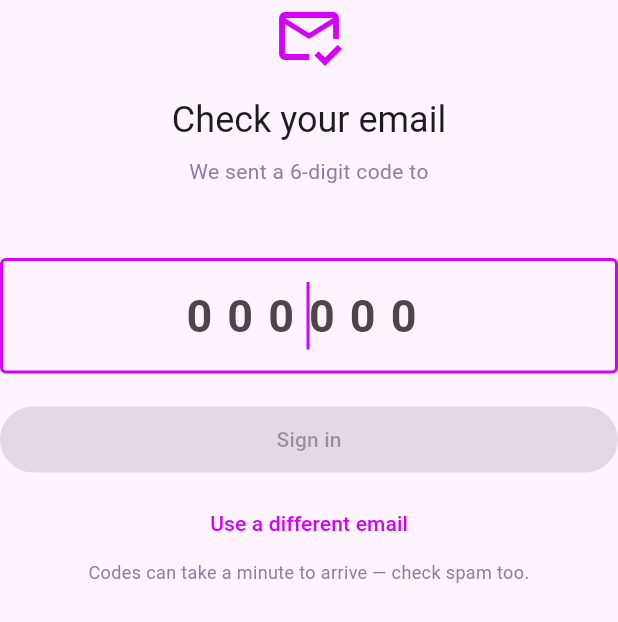
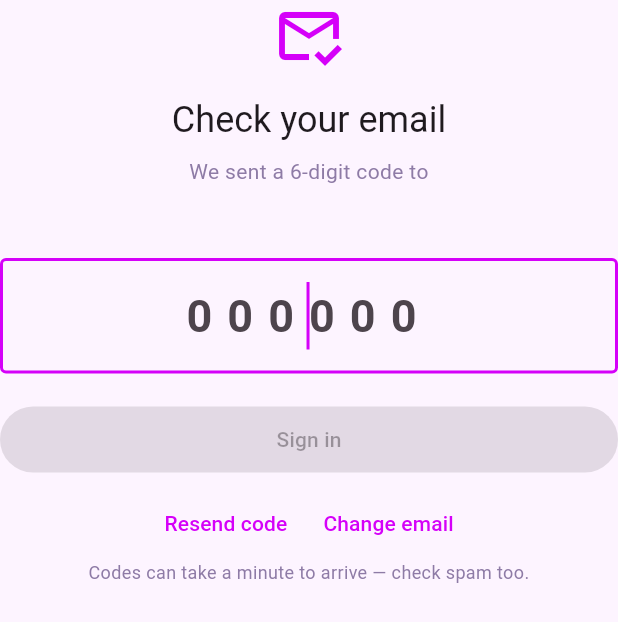
Before and after one commit to clayshumway/sudoku6, a Flutter app: the _CodeStep widget shown alone on an empty page, opened directly, on a phone screen of 412 x 824 dp. Shown: the top 622 px of the screen. Run offline on Flutter 3.47's test engine with Material 3 defaults, Android fonts, the phone set to English and light mode, and no system bars; our stand-ins replace confetti, flutter_riverpod, go_router, hive, hive_flutter, supabase_flutter; accounts and stored records are empty.

Commit message:
Handle the sign-in code rate limit as a countdown, not an error
Supabase applies a ~60s per-address cooldown to code requests and returns
429 over_email_send_rate_limit. That was falling through to a catch-all
that told the user to "check the address" -- blaming them for something
they didn't cause and couldn't fix by editing anything.

Rate limiting is now its own exception type carrying the retry-after
seconds (parsed from the message; Supabase exposes no structured field),
surfaced as a live countdown on both the send and resend buttons. The
cooldown also starts after a *successful* send, since the limit applies to
that request too, so Resend is disabled rather than failing when tapped.

Adds an explicit Resend control, and keeps the cooldown when changing
email address since it's enforced server-side per address.

Co-Authored-By: Claude Opus 5 <noreply@anthropic.com>

```diff
--- a/lib/ui/screens/auth/sign_in_screen.dart
+++ b/lib/ui/screens/auth/sign_in_screen.dart
@@ -99,7 +99,7 @@ class _EmailStepState extends ConsumerState<_EmailStep> {
           ],
           const SizedBox(height: 20),
           FilledButton(
-            onPressed: state.busy ? null : _submit,
+            onPressed: state.canSend ? _submit : null,
             child: Padding(
               padding: const EdgeInsets.symmetric(vertical: 12),
               child: state.busy
@@ -107,12 +107,17 @@ class _EmailStepState extends ConsumerState<_EmailStep> {
                       height: 18,
                       width: 18,
                       child: CircularProgressIndicator(strokeWidth: 2))
-                  : const Text('Email me a sign-in code'),
+                  : Text(state.cooldownSeconds > 0
+                      ? 'Wait ${state.cooldownSeconds}s'
+                      : 'Email me a sign-in code'),
             ),
           ),
           const SizedBox(height: 12),
           Text(
-            'No password needed. We email you a 6-digit code.',
+            state.cooldownSeconds > 0
+                ? 'A code was requested recently. You can ask for another in '
+                    '${state.cooldownSeconds}s.'
+                : 'No password needed. We email you a 6-digit code.',
             textAlign: TextAlign.center,
             style: TextStyle(fontSize: 12, color: palette.noteText),
           ),
@@ -210,14 +215,31 @@ class _CodeStepState extends ConsumerState<_CodeStep> {
           ),
         ),
         const SizedBox(height: 8),
-        TextButton(
-          onPressed: state.busy
-              ? null
-              : () => ref.read(signInControllerProvider.notifier).changeEmail(),
-          child: const Text('Use a different email'),
+        Row(
+          mainAxisAlignment: MainAxisAlignment.center,
+          children: [
+            TextButton(
+              onPressed: state.canSend
+                  ? () => ref
+                      .read(signInControllerProvider.notifier)
+                      .sendCode(state.email)
+                  : null,
+              child: Text(state.cooldownSeconds > 0
+                  ? 'Resend in ${state.cooldownSeconds}s'
+                  : 'Resend code'),
+            ),
+            TextButton(
+              onPressed: state.busy
+                  ? null
+                  : () => ref
+                      .read(signInControllerProvider.notifier)
+                      .changeEmail(),
+              child: const Text('Change email'),
+            ),
+          ],
         ),
         Text(
-          "Codes can take a minute to arrive — check spam too.",
+          'Codes can take a minute to arrive — check spam too.',
           textAlign: TextAlign.center,
           style: TextStyle(fontSize: 12, color: palette.noteText),
         ),
```
Also changed, not shown: lib/data/repositories/auth_repository.dart (+10 -0 lines), lib/data/repositories/supabase_auth_repository.dart (+14 -0 lines), lib/state/auth_provider.dart (+53 -4 lines).
